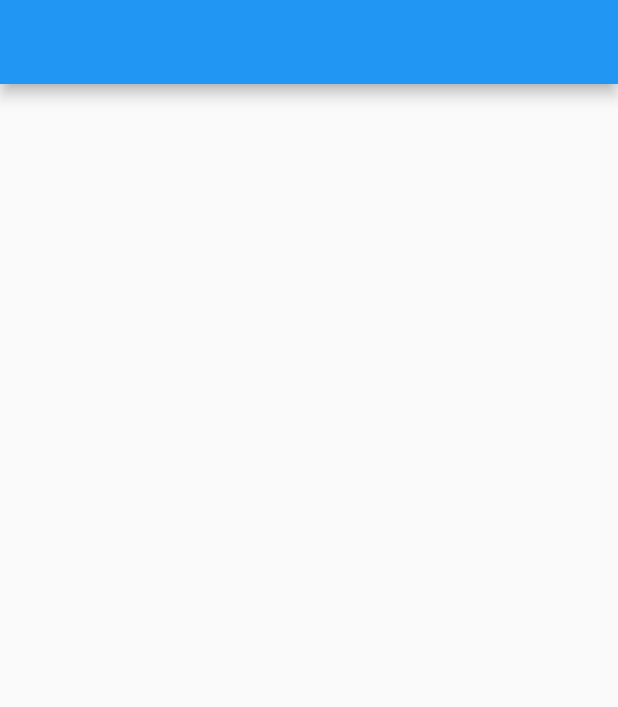
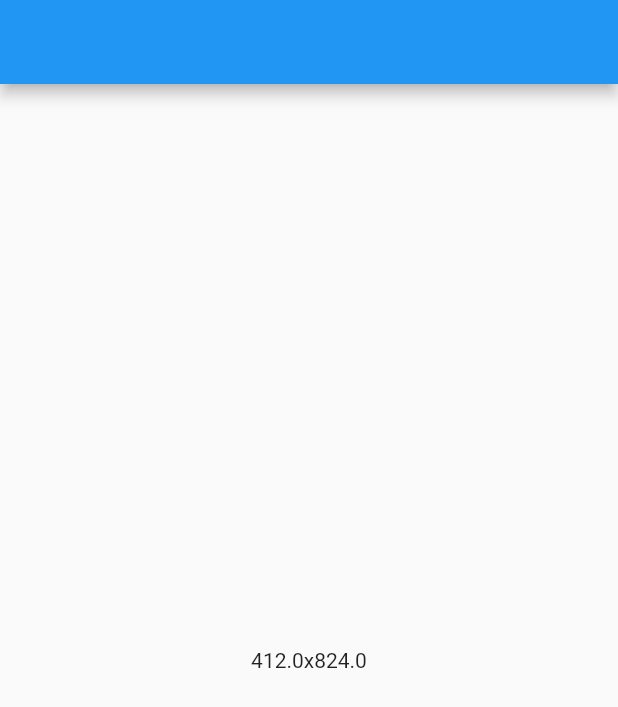
Before and after one commit to AlanCasasArevalo/BuildContextFlutter, a Flutter app: the screen it shows after launch, on a phone screen of 412 x 824 dp. Shown: the top 707 px of the screen. Run offline on Flutter 3.47's test engine with Material 2 defaults, Android fonts, the phone set to English and light mode, and no system bars.

Commit message:
Accediendo a los parametros de mediaQuery

```diff
--- a/lib/home_page.dart
+++ b/lib/home_page.dart
@@ -7,9 +7,14 @@ class HomePage extends StatelessWidget {
     final mediaQuery = context.findAncestorWidgetOfExactType<MediaQuery>();
     // podemos recuperar por ejemplo el tamaño del dispositivo en el que se renderiza,
     // y hace calculos de cuanto queremos que ocupe un widget hijo respecto a las pantallas a renderizar
-    print('El mediaQuery ${mediaQuery?.data.size}');
+    final screenSize = mediaQuery?.data.size;
     return Scaffold(
       appBar: AppBar(),
+      body: Center(
+        child: Text(
+          '${screenSize?.width}x${screenSize?.height}',
+        ),
+      ),
     );
   }
 }
```
